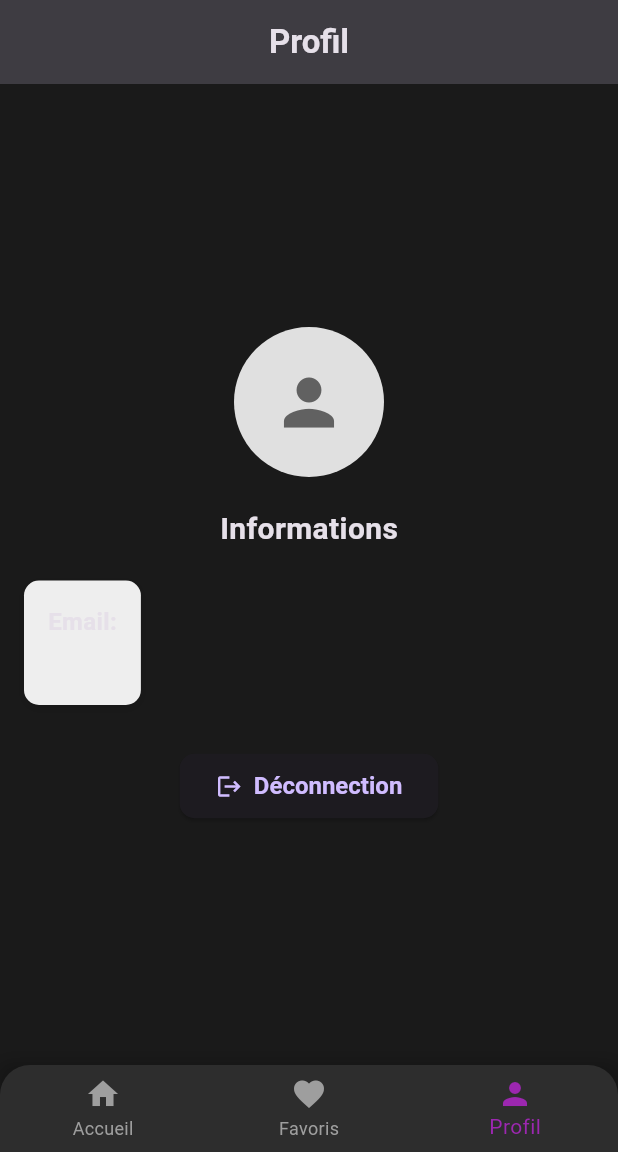
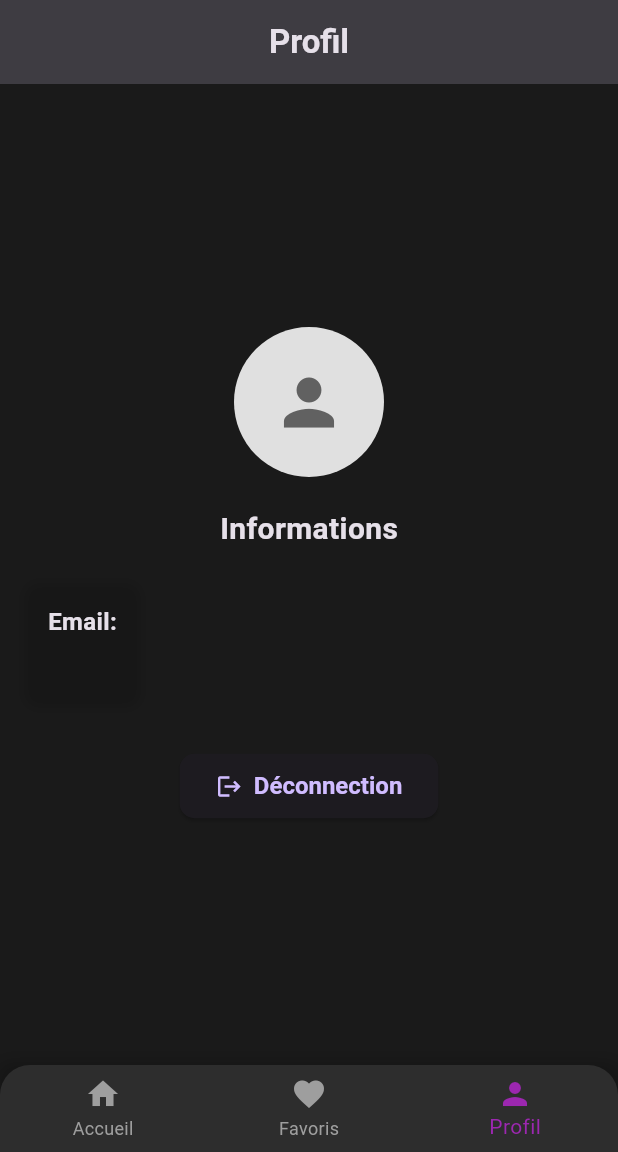
Before and after one commit to travolta11/flutter-atelier, a Flutter app: the screen it shows once a user with an empty profile is signed in, item 3 of the bottom bar chosen, on a phone screen of 412 x 824 dp, the part 84-1236 px from its top. Run offline on Flutter 3.47's test engine with Material 3 defaults, Android fonts, the light colour scheme and no system bars; our stand-ins replace cloud_firestore, firebase_auth, firebase_core, flutter_slidable; missing offline and left inert: firebase_ui_auth; accounts and stored records are empty; statements that could not run were skipped.

Commit message:
fix issue

```diff
--- a/lib/profile.dart
+++ b/lib/profile.dart
@@ -57,7 +57,6 @@ class _ProfileState extends State<Profile> {
             SizedBox(height: 20),
             Container(
               decoration: BoxDecoration(
-                color: Colors.grey[200],
                 borderRadius: BorderRadius.circular(10),
                 boxShadow: [
                   BoxShadow(
@@ -76,6 +75,7 @@ class _ProfileState extends State<Profile> {
                     style: TextStyle(
                       fontWeight: FontWeight.bold,
                       fontSize: 16,
+
                     ),
                   ),
                   SizedBox(height: 5),
```
